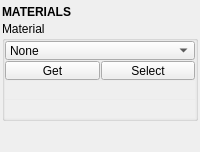
m3trik/tentacle, file tentacle/ui/materials.ui: the form before one commit.
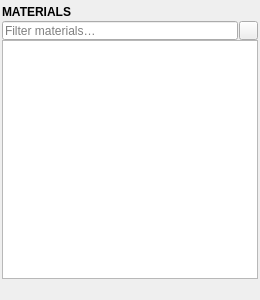
The form after the commit. Custom widgets are drawn as their Qt base class.

Commit message:
The materials table's Status column no longer offers to delete a...
The materials table's Status column no longer offers to delete a material in use

Diff of the .ui file:
```diff
--- a/tentacle/ui/materials.ui
+++ b/tentacle/ui/materials.ui
@@ -9,8 +9,8 @@
    <rect>
     <x>0</x>
     <y>0</y>
-    <width>200</width>
-    <height>146</height>
+    <width>260</width>
+    <height>300</height>
    </rect>
   </property>
   <property name="sizePolicy">
@@ -79,73 +79,12 @@
        </widget>
       </item>
       <item>
-       <widget class="QGroupBox" name="group000">
-        <property name="sizePolicy">
-         <sizepolicy hsizetype="Preferred" vsizetype="Fixed">
-          <horstretch>0</horstretch>
-          <verstretch>0</verstretch>
-         </sizepolicy>
-        </property>
-        <property name="title">
-         <string>Material</string>
-        </property>
-        <layout class="QGridLayout" name="gridLayout">
-         <property name="leftMargin">
-          <number>0</number>
-         </property>
-         <property name="topMargin">
-          <number>0</number>
-         </property>
-         <property name="rightMargin">
-          <number>0</number>
-         </property>
-         <property name="bottomMargin">
-          <number>0</number>
-         </property>
+       <layout class="QHBoxLayout" name="filter_layout">
          <property name="spacing">
           <number>1</number>
          </property>
-         <item row="2" column="0" colspan="4">
-          <widget class="ComboBox" name="cmb002">
-           <property name="minimumSize">
-            <size>
-             <width>0</width>
-             <height>19</height>
-            </size>
-           </property>
-           <property name="maximumSize">
-            <size>
-             <width>16777215</width>
-             <height>19</height>
-            </size>
-           </property>
-           <property name="toolTip">
-            <string>Current material.</string>
-           </property>
-           <property name="maxVisibleItems">
-            <number>40</number>
-           </property>
-           <property name="maxCount">
-            <number>500</number>
-           </property>
-           <property name="sizeAdjustPolicy">
-            <enum>QComboBox::AdjustToContents</enum>
-           </property>
-           <property name="frame">
-            <bool>true</bool>
-           </property>
            <item>
-            <property name="text">
-             <string>None</string>
-            </property>
-           </item>
-          </widget>
-         </item>
-         <item row="8" column="0" colspan="2">
-          <widget class="QPushButton" name="b002">
-           <property name="enabled">
-            <bool>true</bool>
-           </property>
+         <widget class="LineEdit" name="txt000">
            <property name="minimumSize">
             <size>
              <width>0</width>
@@ -159,82 +98,55 @@
             </size>
            </property>
            <property name="toolTip">
-            <string>Sync the material dropdown to match the currently selected object's material.</string>
-           </property>
-           <property name="text">
-            <string>Get</string>
-           </property>
-          </widget>
-         </item>
-         <item row="9" column="0" colspan="4">
-          <widget class="ExpandableList" name="list000" native="true">
-           <property name="minimumSize">
-            <size>
-             <width>0</width>
-             <height>18</height>
-            </size>
-           </property>
-           <property name="autoFillBackground">
+           <string>Filter the materials by name.</string>
+          </property>
+          <property name="placeholderText">
+           <string>Filter materials…</string>
+          </property>
+          <property name="clearButtonEnabled">
             <bool>true</bool>
            </property>
           </widget>
          </item>
-         <item row="8" column="2" colspan="2">
-          <widget class="PushButton" name="tb000">
-           <property name="enabled">
-            <bool>true</bool>
-           </property>
+        <item>
+         <widget class="QPushButton" name="b006">
            <property name="minimumSize">
             <size>
-             <width>0</width>
+            <width>19</width>
              <height>19</height>
             </size>
            </property>
            <property name="maximumSize">
             <size>
-             <width>16777215</width>
+            <width>19</width>
              <height>19</height>
             </size>
            </property>
            <property name="toolTip">
-            <string>Select objects that are assigned the current material.</string>
-           </property>
-           <property name="text">
-            <string>Select</string>
-           </property>
-          </widget>
-         </item>
-         <item row="10" column="0" colspan="4">
-          <widget class="ExpandableList" name="list001" native="true">
-           <property name="minimumSize">
-            <size>
-             <width>0</width>
-             <height>18</height>
-            </size>
-           </property>
-           <property name="autoFillBackground">
-            <bool>true</bool>
+           <string>New material: create one and assign it to the selection (Alt: a new random-colored material).</string>
            </property>
           </widget>
          </item>
         </layout>
-       </widget>
       </item>
       <item>
-       <spacer name="verticalSpacer_2">
-        <property name="orientation">
-         <enum>Qt::Vertical</enum>
+       <widget class="TableWidget" name="tbl000">
+        <property name="sizePolicy">
+         <sizepolicy hsizetype="Expanding" vsizetype="Expanding">
+          <horstretch>0</horstretch>
+          <verstretch>1</verstretch>
+         </sizepolicy>
         </property>
-        <property name="sizeType">
-         <enum>QSizePolicy::Fixed</enum>
-        </property>
-        <property name="sizeHint" stdset="0">
+        <property name="minimumSize">
          <size>
-          <width>20</width>
-          <height>10</height>
+          <width>0</width>
+          <height>160</height>
          </size>
         </property>
-       </spacer>
+        <property name="toolTip">
+         <string>The scene's materials. Click the icons to assign a material to the selection or select its objects; a status icon flags a duplicate, an unused material or a missing texture, and clicking it fixes that. Double-click a name to rename; right-click for more.</string>
+        </property>
+       </widget>
       </item>
       <item>
        <widget class="Footer" name="footer" native="true">
@@ -263,26 +175,20 @@
    <extends>QLabel</extends>
    <header>uitk.widgets.header.Header.h</header>
   </customwidget>
-  <customwidget>
-   <class>PushButton</class>
-   <extends>QPushButton</extends>
-   <header>widgets.pushbutton.h</header>
-  </customwidget>
-  <customwidget>
-   <class>ComboBox</class>
-   <extends>QComboBox</extends>
-   <header>uitk.widgets.comboBox.ComboBox.h</header>
-  </customwidget>
   <customwidget>
    <class>Footer</class>
    <extends>QWidget</extends>
    <header>uitk.widgets.footer</header>
   </customwidget>
   <customwidget>
-   <class>ExpandableList</class>
-   <extends>QWidget</extends>
-   <header>widgets.expandablelist.h</header>
-   <container>1</container>
+   <class>LineEdit</class>
+   <extends>QLineEdit</extends>
+   <header>uitk.widgets.lineEdit.LineEdit.h</header>
+  </customwidget>
+  <customwidget>
+   <class>TableWidget</class>
+   <extends>QTableWidget</extends>
+   <header>uitk.widgets.tableWidget.TableWidget.h</header>
   </customwidget>
  </customwidgets>
  <resources/>
```
Left out of the diff: 2 changed lines with no effect on the pictures. Lines whose indentation alone changed are shown as unchanged. The commit also changes 24 other files.
